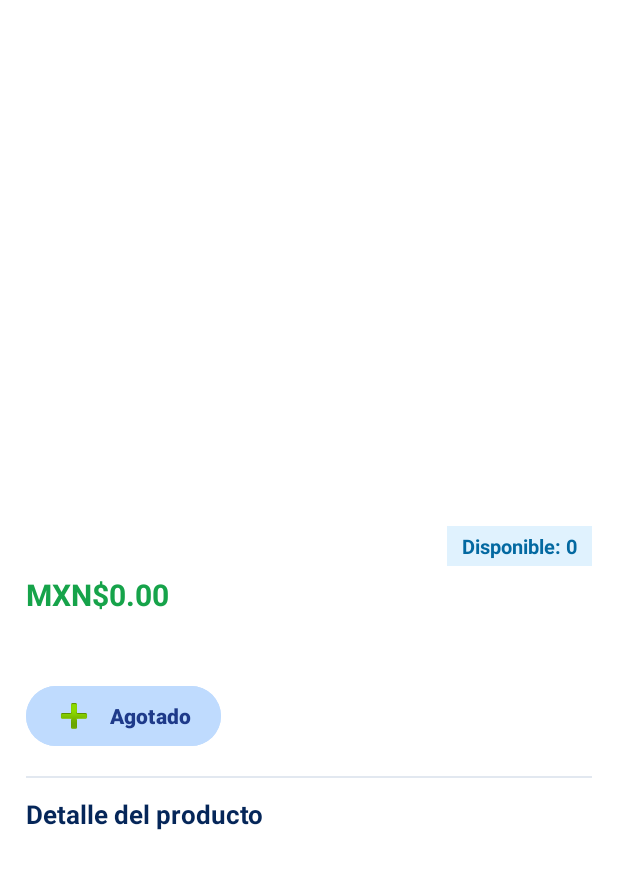
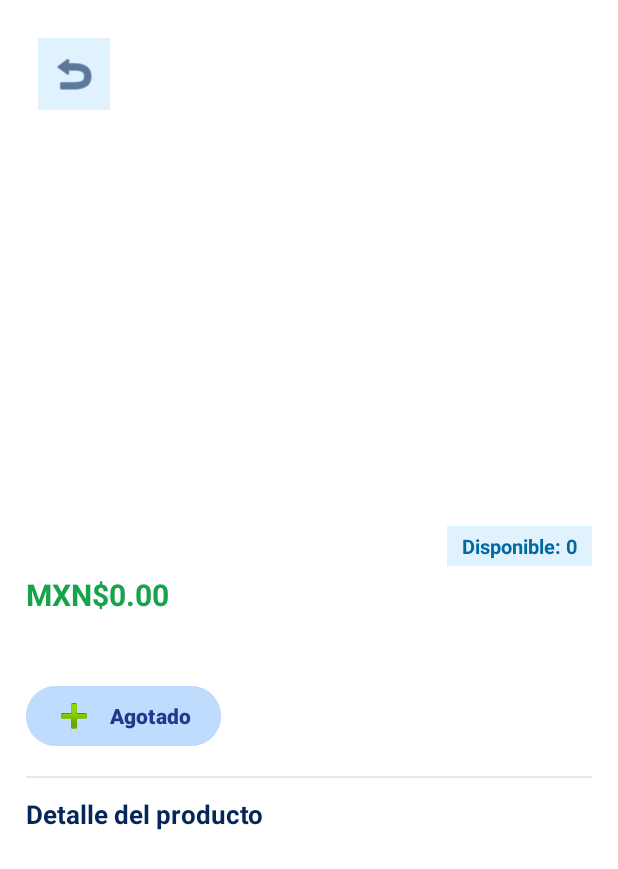
Before and after one commit to johnkarolfloreshernandez-ai/smartPoint, an Android app: the activity_detalle_producto screen opened directly, with no data from a screen before it, on a phone screen of 412 x 824 dp. Shown: the top 869 px of the screen. Run offline under Robolectric (Android 15) with nearby library versions, the phone set to English and light mode, and no system bars; pictures from the network do not load.

Commit message:
Restructure y valide campos de registro

```diff
--- a/app/src/main/java/com/example/smartpoint/Vista/activity_detalle_producto.kt
+++ b/app/src/main/java/com/example/smartpoint/Vista/activity_detalle_producto.kt
@@ -2,20 +2,27 @@ package com.example.smartpoint.Vista
 
 import android.os.Bundle
 import android.widget.Button
+import android.widget.ImageButton
 import android.widget.TextView
 import android.widget.Toast
 import androidx.activity.enableEdgeToEdge
 import androidx.appcompat.app.AppCompatActivity
 import androidx.core.view.ViewCompat
 import androidx.core.view.WindowInsetsCompat
+import androidx.lifecycle.lifecycleScope
 import androidx.viewpager2.widget.ViewPager2
 import com.example.smartpoint.Adaptador.GaleriaProductoAdapter
 import com.example.smartpoint.Modelo.SesionManager
 import com.example.smartpoint.Presentador.clsDetalleProductoPresentador
 import com.example.smartpoint.R
+import com.example.smartpoint.Red.RetrofitCliente
+import kotlinx.coroutines.Dispatchers
+import kotlinx.coroutines.launch
+import kotlinx.coroutines.withContext
+import org.json.JSONArray
+import java.net.URL
 import java.text.NumberFormat
 import java.util.Locale
-import kotlin.collections.emptyList
 
 class activity_detalle_producto : AppCompatActivity() {
 
@@ -23,8 +30,11 @@ class activity_detalle_producto : AppCompatActivity() {
     private lateinit var vpGaleria: ViewPager2
     private lateinit var adapterGaleria: GaleriaProductoAdapter
     private lateinit var sesionManager: SesionManager
+    private lateinit var txtStock: TextView
+    private lateinit var btnAgregar: Button
 
     private var productoId: Int = 0
+    private var stockActual: Int = 0
 
     override fun onCreate(savedInstanceState: Bundle?) {
         super.onCreate(savedInstanceState)
@@ -40,11 +50,12 @@ class activity_detalle_producto : AppCompatActivity() {
         sesionManager = SesionManager(this)
 
         val txtNombre: TextView = findViewById(R.id.txtdetalleProducto)
-        val txtStock: TextView = findViewById(R.id.txtdetalleStock)
+        txtStock = findViewById(R.id.txtdetalleStock)
         val txtPrecio: TextView = findViewById(R.id.txtdetallePrecio)
         val txtDescripcion: TextView = findViewById(R.id.txtdetalleDescripcion)
         val txtDescripcionMas: TextView = findViewById(R.id.txtdetalleDescripcionMas)
-        val btnAgregar: Button = findViewById(R.id.btnAgregarCarrito)
+        btnAgregar = findViewById(R.id.btnAgregarCarrito)
+        val btnRegresar: ImageButton = findViewById(R.id.btnRegresarDetalle)
 
         vpGaleria = findViewById(R.id.vpGaleria)
 
@@ -53,7 +64,7 @@ class activity_detalle_producto : AppCompatActivity() {
         val descripcion = intent.getStringExtra("DESCRIPCION_CORTA") ?: ""
         val especificaciones = intent.getStringExtra("ESPECIFICACIONES") ?: ""
         val precio = intent.getDoubleExtra("PRECIO", 0.0)
-        val stock = intent.getIntExtra("STOCK", 0)
+        stockActual = intent.getIntExtra("STOCK", 0)
         val urlPrincipal = intent.getStringExtra("URL_IMAGEN_PRINCIPAL") ?: ""
 
         val formatoMoneda = NumberFormat.getNumberInstance(Locale.US).apply {
@@ -62,14 +73,13 @@ class activity_detalle_producto : AppCompatActivity() {
         }
 
         txtNombre.text = nombre
-        txtStock.text = "Disponible: $stock"
         txtPrecio.text = "MXN$${formatoMoneda.format(precio)}"
         txtDescripcion.text = descripcion
         txtDescripcionMas.text = especificaciones
+        actualizarVistaStock(stockActual)
 
-        if (stock <= 0) {
-            btnAgregar.isEnabled = false
-            btnAgregar.text = "Agotado"
+        btnRegresar.setOnClickListener {
+            finish()
         }
 
         adapterGaleria = GaleriaProductoAdapter(emptyList())
@@ -79,8 +89,53 @@ class activity_detalle_producto : AppCompatActivity() {
         presenter.cargarGaleria(productoId, urlPrincipal)
 
         btnAgregar.setOnClickListener {
+            if (stockActual <= 0) {
+                mostrarMensaje("Producto agotado")
+                return@setOnClickListener
+            }
             val usuarioActualId = if (sesionManager.estaLogueado()) sesionManager.obtenerId() else 1
             presenter.agregarAlCarrito(usuarioActualId, productoId)
+        }
+    }
+
+    override fun onResume() {
+        super.onResume()
+        if (productoId > 0) {
+            refrescarStockDesdeServidor()
+        }
+    }
+
+    private fun refrescarStockDesdeServidor() {
+        lifecycleScope.launch(Dispatchers.IO) {
+            try {
+                val urlConsulta = "${RetrofitCliente.BASE_URL}obtener_productos.php?categoria_id=1"
+                val respuesta = URL(urlConsulta).readText()
+                val arreglo = JSONArray(respuesta)
+                for (i in 0 until arreglo.length()) {
+                    val obj = arreglo.getJSONObject(i)
+                    if (obj.getInt("id") == productoId) {
+                        val nuevoStock = obj.getInt("stock")
+                        withContext(Dispatchers.Main) {
+                            stockActual = nuevoStock
+                            actualizarVistaStock(stockActual)
+                        }
+                        break
+                    }
+                }
+            } catch (e: Exception) {
+                e.printStackTrace()
+            }
+        }
+    }
+
+    private fun actualizarVistaStock(stock: Int) {
+        txtStock.text = "Disponible: $stock"
+        if (stock <= 0) {
+            btnAgregar.isEnabled = false
+            btnAgregar.text = "Agotado"
+        } else {
+            btnAgregar.isEnabled = true
+            btnAgregar.text = "Agregar al carrito"
         }
     }
 
--- a/app/src/main/res/layout/activity_detalle_producto.xml
+++ b/app/src/main/res/layout/activity_detalle_producto.xml
@@ -34,6 +34,18 @@
                     android:id="@+id/vpGaleria"
                     android:layout_width="match_parent"
                     android:layout_height="match_parent" />
+
+                <ImageButton
+                    android:id="@+id/btnRegresarDetalle"
+                    android:layout_width="48dp"
+                    android:layout_height="48dp"
+                    android:layout_gravity="top|start"
+                    android:layout_margin="8dp"
+                    android:background="#E0F2FE"
+                    android:contentDescription="Regresar"
+                    android:padding="8dp"
+                    android:src="@android:drawable/ic_menu_revert"
+                    app:tint="#052659" />
             </FrameLayout>
 
             <!-- NOMBRE DEL PRODUCTO + DISPONIBLE -->
--- a/app/src/main/res/layout/activity_registro.xml
+++ b/app/src/main/res/layout/activity_registro.xml
@@ -58,9 +58,9 @@
             android:layout_height="50dp"
             android:layout_marginTop="14dp"
             android:background="#F1F5F9"
-            android:hint="Teléfono"
-            android:inputType="phone"
-            android:maxLength="15"
+            android:hint="Teléfono (10 dígitos)"
+            android:inputType="number"
+            android:maxLength="10"
             android:paddingStart="16dp"
             android:paddingEnd="16dp"
             android:textColor="#0F172A"
```
Also changed, not shown: app/src/main/java/com/example/smartpoint/Vista/RegistroActivity.kt (+100 -2 lines).
